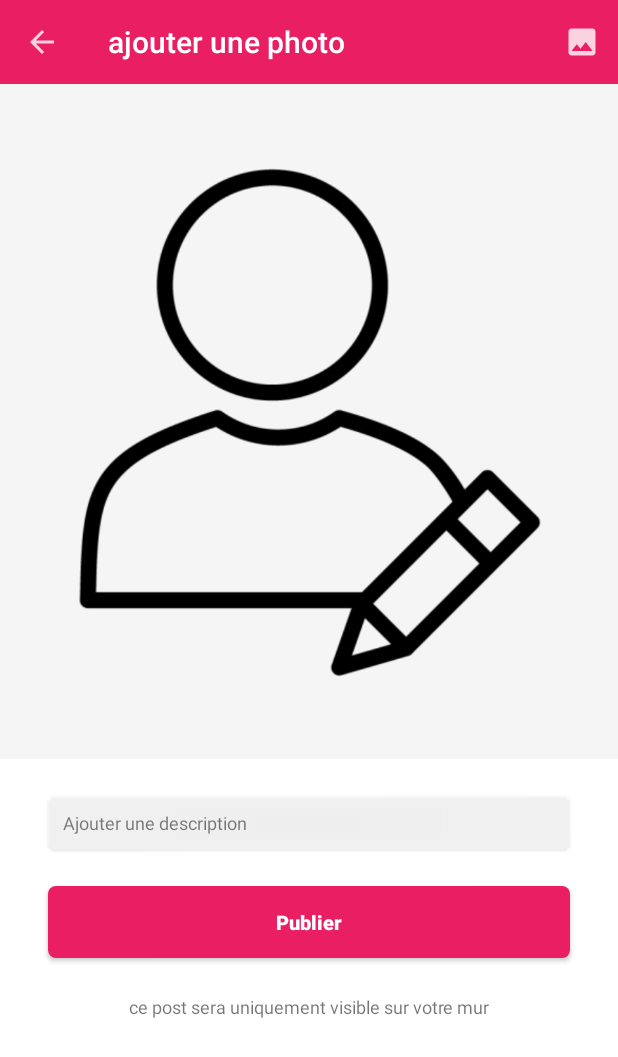
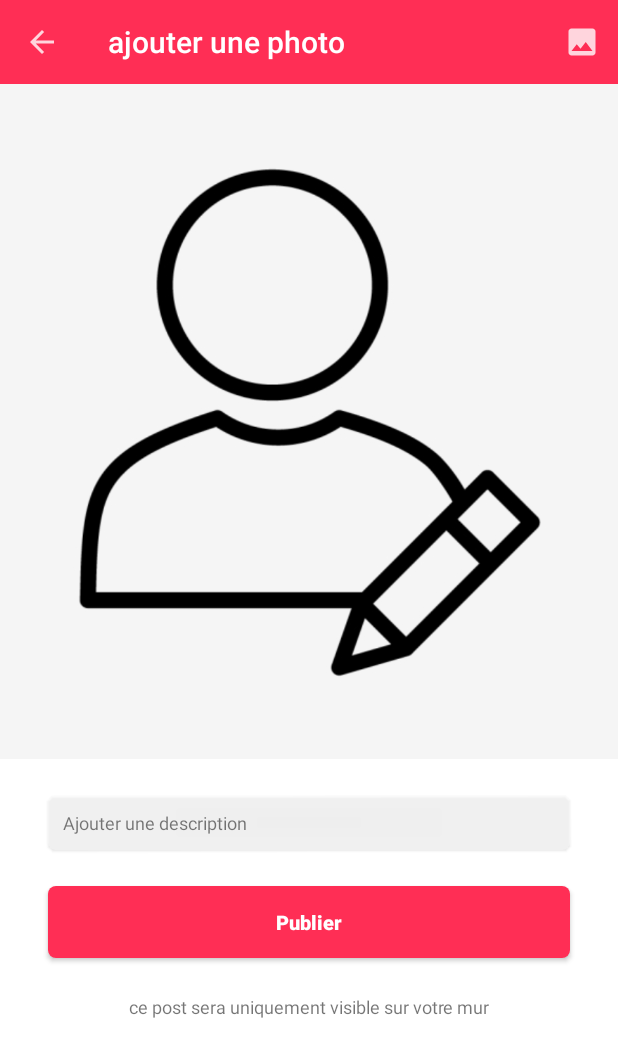
Before and after one commit to ndemeyvan/WeraYouApp, an Android app: the AddPhotoActivity screen opened directly, with no data from a screen before it, on a phone screen of 412 x 824 dp. Shown: the top 1057 px of the screen. Run offline under Robolectric (Android 15) with nearby library versions, the light colour scheme and no system bars; our stand-ins replace Firebase (no records; nobody signed in at launch, a user with empty details on screens opened directly); libraries missing offline, so code that uses them is left out: com.theartofdev.edmodo, id.zelory.compressor; 1 statement that could not run was skipped.

Commit message:
error fix and layout clean

```diff
--- a/WerayouApp/app/src/main/res/values/colors.xml
+++ b/WerayouApp/app/src/main/res/values/colors.xml
@@ -1,9 +1,9 @@
 <?xml version="1.0" encoding="utf-8"?>
 <resources>
-    <color name="colorPrimary">#e91e63</color>
+    <color name="colorPrimary">#ff2e55</color>
     <color name="colorPrimaryDark">#D81B60</color>
-    <color name="colorAccent">#D81B60</color>
-    <color name="button_validation_color">#e91e63</color>
+    <color name="colorAccent">#ff2e55</color>
+    <color name="button_validation_color">#ff2e55</color>
     <color name="white">#fff</color>
     <color name="black">#000</color>
     <color name="grey">#fafafa</color>
```
